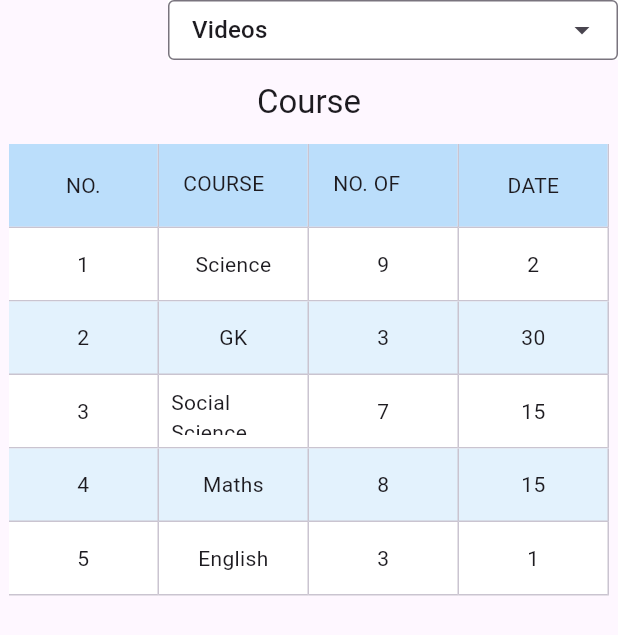
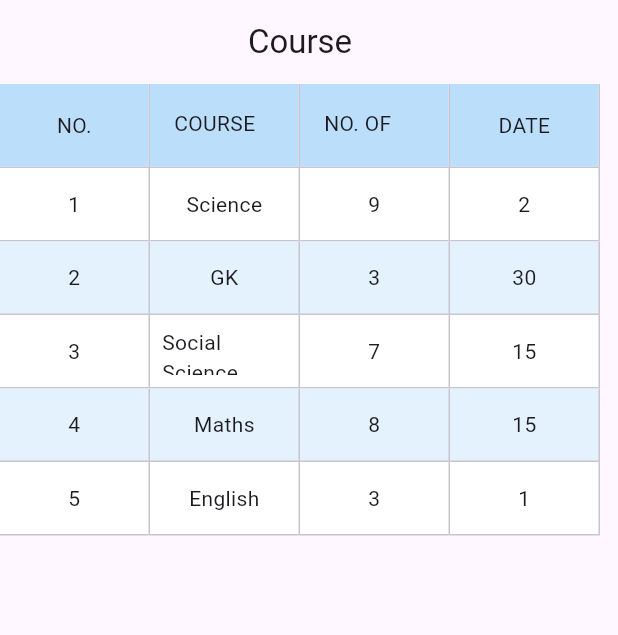
Before and after one commit to Abin56/SCIPRO_Website-Vectorwind, a Flutter app: the VideoListingContainer widget shown alone on an empty page, opened directly, on a phone screen of 412 x 824 dp. Shown: the top 635 px of the screen. Run offline on Flutter 3.47's test engine with Material 3 defaults, Android fonts, the phone set to English and light mode, and no system bars; drawn by our look-alikes of dropdown_search, syncfusion_flutter_datagrid; our stand-ins replace firebase_core, fluttertoast, google_fonts; missing offline and left inert: dart:html, sidebar_drawer; accounts and stored records are empty; statements that could not run were skipped.

Commit message:
29 nov 2023

```diff
--- a/lib/view/admin_panel/video_management/video_courses_list/view_courses/view_courses_list.dart
+++ b/lib/view/admin_panel/video_management/video_courses_list/view_courses/view_courses_list.dart
@@ -15,21 +15,21 @@
       child:
      Column(
        children: [
-        Row(
-          children: [const Spacer(),
-            Container(
-              color: Colors.white,
-              width: 300,
-              height: 40,
-              child: DropdownSearch(
-                onChanged: (value)async{
+        // Row(
+        //   children: [const Spacer(),
+        //     Container(
+        //       color: Colors.white,
+        //       width: 300,
+        //       height: 40,
+        //       child: DropdownSearch(
+        //         onChanged: (value)async{
 
-                },
-                selectedItem: 'Videos',
-                items: const ['Videos','Courses'],
-              )),
-          ],
-        ),
+        //         },
+        //         selectedItem: 'Videos',
+        //         items: const ['Videos','Courses'],
+        //       )),
+        //   ],
+        // ),
          ResponsiveWebSite.isMobile(context)? const SizedBox(
           height: 500,
 
```
Also changed, not shown: lib/view/admin_panel/admin_panel.dart (+27 -1 lines).
